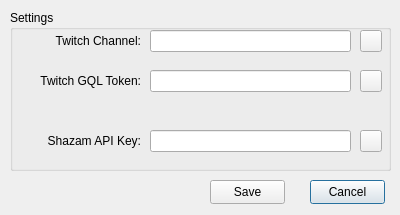
This is resources/ui/SettingsDialog.ui in chillfactor032/chillzam as Qt 5 draws it before an edit. The edited form follows.
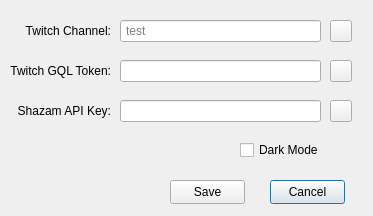
This is the edited form. Icons and pictures are not drawn.

Commit message: Added Dark Mode

```diff
--- a/resources/ui/SettingsDialog.ui
+++ b/resources/ui/SettingsDialog.ui
@@ -6,68 +6,72 @@
    <rect>
     <x>0</x>
     <y>0</y>
-    <width>400</width>
-    <height>215</height>
+    <width>373</width>
+    <height>216</height>
    </rect>
   </property>
   <property name="windowTitle">
    <string>Settings</string>
   </property>
-  <widget class="QGroupBox" name="groupBox">
+  <widget class="QPushButton" name="cancel_button">
    <property name="geometry">
     <rect>
-     <x>10</x>
-     <y>10</y>
-     <width>381</width>
-     <height>161</height>
+     <x>270</x>
+     <y>180</y>
+     <width>75</width>
+     <height>24</height>
     </rect>
    </property>
-   <property name="title">
-    <string>Settings</string>
+   <property name="text">
+    <string>Cancel</string>
    </property>
-   <widget class="QLineEdit" name="shazam_api_line_edit">
+  </widget>
+  <widget class="QPushButton" name="save_button">
     <property name="geometry">
      <rect>
-      <x>140</x>
-      <y>120</y>
-      <width>201</width>
-      <height>22</height>
+     <x>170</x>
+     <y>180</y>
+     <width>75</width>
+     <height>24</height>
      </rect>
     </property>
     <property name="text">
-     <string/>
-    </property>
-   </widget>
-   <widget class="QLabel" name="label_3">
+    <string>Save</string>
+   </property>
+  </widget>
+  <widget class="QCheckBox" name="dark_mode_checkbox">
     <property name="geometry">
      <rect>
-      <x>20</x>
-      <y>120</y>
+     <x>240</x>
+     <y>140</y>
       <width>111</width>
-      <height>21</height>
+     <height>20</height>
      </rect>
     </property>
     <property name="text">
-     <string>Shazam API Key:</string>
-    </property>
-    <property name="alignment">
-     <set>Qt::AlignRight|Qt::AlignTrailing|Qt::AlignVCenter</set>
+    <string>Dark Mode</string>
     </property>
    </widget>
    <widget class="QLineEdit" name="channel_line_edit">
     <property name="geometry">
      <rect>
-      <x>140</x>
+     <x>120</x>
       <y>20</y>
       <width>201</width>
       <height>22</height>
      </rect>
     </property>
+   <property name="styleSheet">
+    <string notr="true">padding-left: 3px; padding-right: 3px; </string>
+   </property>
+   <property name="placeholderText">
+    <string>test</string>
+   </property>
    </widget>
    <widget class="QLabel" name="label_2">
     <property name="geometry">
      <rect>
-      <x>20</x>
+     <x>0</x>
       <y>60</y>
       <width>111</width>
       <height>21</height>
@@ -80,10 +84,27 @@
      <set>Qt::AlignRight|Qt::AlignTrailing|Qt::AlignVCenter</set>
     </property>
    </widget>
+  <widget class="QToolButton" name="channel_help_button">
+   <property name="geometry">
+    <rect>
+     <x>330</x>
+     <y>20</y>
+     <width>22</width>
+     <height>22</height>
+    </rect>
+   </property>
+   <property name="text">
+    <string/>
+   </property>
+   <property name="icon">
+    <iconset resource="../../Resources.qrc">
+     <normaloff>:/resources/files/icons/help-circle.svg</normaloff>:/resources/files/icons/help-circle.svg</iconset>
+   </property>
+  </widget>
    <widget class="QLabel" name="label">
     <property name="geometry">
      <rect>
-      <x>20</x>
+     <x>0</x>
       <y>20</y>
       <width>111</width>
       <height>21</height>
@@ -99,55 +120,56 @@
    <widget class="QLineEdit" name="twitch_token_line_edit">
     <property name="geometry">
      <rect>
-      <x>140</x>
+     <x>120</x>
       <y>60</y>
       <width>201</width>
       <height>22</height>
      </rect>
     </property>
+   <property name="styleSheet">
+    <string notr="true">padding-left: 3px; padding-right: 3px; </string>
+   </property>
     <property name="text">
      <string/>
     </property>
    </widget>
-   <widget class="QToolButton" name="channel_help_button">
+  <widget class="QLineEdit" name="shazam_api_line_edit">
     <property name="geometry">
      <rect>
-      <x>350</x>
-      <y>20</y>
-      <width>22</width>
+     <x>120</x>
+     <y>100</y>
+     <width>201</width>
       <height>22</height>
      </rect>
     </property>
+   <property name="styleSheet">
+    <string notr="true">padding-left: 3px; padding-right: 3px; </string>
+   </property>
     <property name="text">
      <string/>
     </property>
-    <property name="icon">
-     <iconset resource="../../Resources.qrc">
-      <normaloff>:/resources/files/icons/help-circle.svg</normaloff>:/resources/files/icons/help-circle.svg</iconset>
-    </property>
-   </widget>
-   <widget class="QToolButton" name="token_help_button">
+  </widget>
+  <widget class="QLabel" name="label_3">
     <property name="geometry">
      <rect>
-      <x>350</x>
-      <y>60</y>
-      <width>22</width>
-      <height>22</height>
+     <x>0</x>
+     <y>100</y>
+     <width>111</width>
+     <height>21</height>
      </rect>
     </property>
     <property name="text">
-     <string/>
-    </property>
-    <property name="icon">
-     <iconset resource="../../Resources.qrc">
-      <normaloff>:/resources/files/icons/help-circle.svg</normaloff>:/resources/files/icons/help-circle.svg</iconset>
+    <string>Shazam API Key:</string>
+   </property>
+   <property name="alignment">
+    <set>Qt::AlignRight|Qt::AlignTrailing|Qt::AlignVCenter</set>
     </property>
    </widget>
    <widget class="QToolButton" name="shazam_help_button">
     <property name="geometry">
      <rect>
-      <x>350</x>
-      <y>120</y>
+     <x>330</x>
+     <y>100</y>
       <width>22</width>
       <height>22</height>
      </rect>
@@ -160,31 +182,21 @@
       <normaloff>:/resources/files/icons/help-circle.svg</normaloff>:/resources/files/icons/help-circle.svg</iconset>
     </property>
    </widget>
-  </widget>
-  <widget class="QPushButton" name="cancel_button">
+  <widget class="QToolButton" name="token_help_button">
    <property name="geometry">
     <rect>
-     <x>310</x>
-     <y>180</y>
-     <width>75</width>
-     <height>24</height>
+     <x>330</x>
+     <y>60</y>
+     <width>22</width>
+     <height>22</height>
     </rect>
    </property>
    <property name="text">
-    <string>Cancel</string>
+    <string/>
    </property>
-  </widget>
-  <widget class="QPushButton" name="save_button">
-   <property name="geometry">
-    <rect>
-     <x>210</x>
-     <y>180</y>
-     <width>75</width>
-     <height>24</height>
-    </rect>
-   </property>
-   <property name="text">
-    <string>Save</string>
+   <property name="icon">
+    <iconset resource="../../Resources.qrc">
+     <normaloff>:/resources/files/icons/help-circle.svg</normaloff>:/resources/files/icons/help-circle.svg</iconset>
    </property>
   </widget>
  </widget>
```
Lines whose indentation alone changed are shown as unchanged. The commit also changes 10 other files.
